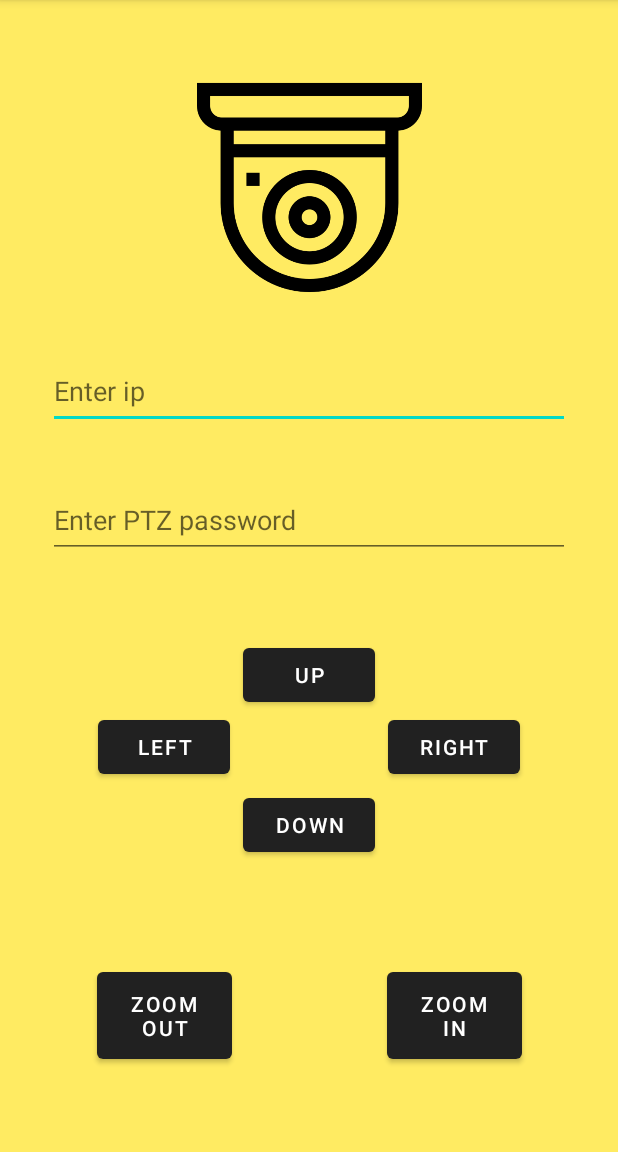
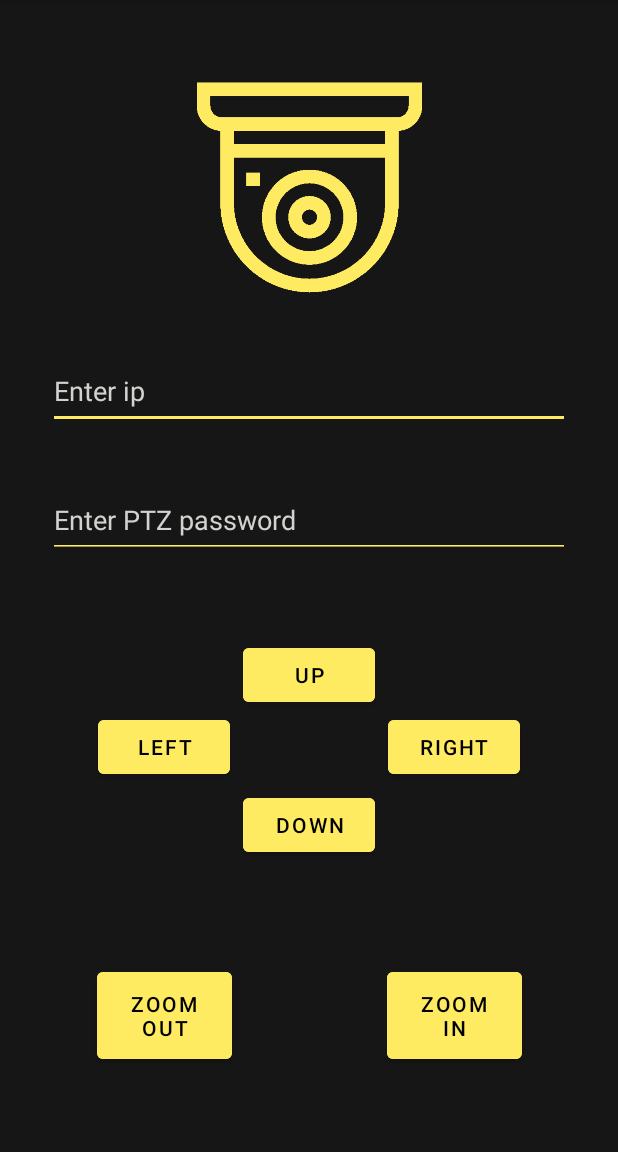
Before and after one commit to jonfpersson/ptz-Axis-joystick, an Android app: the screen it shows after launch (MainActivity), on a phone screen of 412 x 824 dp, the part 84-1236 px from its top. Run offline under Robolectric (Android 15) with nearby library versions, the phone set to English and light mode, and no system bars.

Commit message:
Add new color theme

```diff
--- a/app/src/main/res/layout/activity_main.xml
+++ b/app/src/main/res/layout/activity_main.xml
@@ -9,7 +9,7 @@
     <androidx.constraintlayout.widget.ConstraintLayout
         android:layout_width="match_parent"
         android:layout_height="match_parent"
-        android:background="@color/ic_launcher_background"
+        android:background="@color/darkBlack"
         tools:context=".MainActivity">
 
         <ImageView
@@ -22,7 +22,7 @@
             app:layout_constraintEnd_toEndOf="parent"
             app:layout_constraintStart_toStartOf="parent"
             app:layout_constraintTop_toTopOf="parent"
-            app:srcCompat="@drawable/icon" />
+            app:srcCompat="@drawable/icon_yellow" />
 
         <EditText
             android:id="@+id/ipEditText"
@@ -35,8 +35,11 @@
 
             android:hint="Enter ip"
             android:inputType="textPersonName"
+            android:minHeight="50dp"
 
-            android:minHeight="50dp"
+            android:backgroundTint="@color/ic_launcher_background"
+            android:textColorHint="@color/softGrey"
+            android:textColor="@color/white"
             app:layout_constraintStart_toStartOf="parent"
             app:layout_constraintTop_toBottomOf="@+id/imageView" />
 
@@ -52,7 +55,9 @@
             android:hint="Enter PTZ password"
             android:inputType="textPassword"
             android:minHeight="50dp"
-
+            android:backgroundTint="@color/ic_launcher_background"
+            android:textColorHint="@color/softGrey"
+            android:textColor="@color/white"
             app:layout_constraintEnd_toEndOf="parent"
             app:layout_constraintStart_toStartOf="parent"
             app:layout_constraintTop_toBottomOf="@+id/ipEditText" />
@@ -66,22 +71,12 @@
             android:layout_marginTop="228dp"
             android:onClick="sendPan"
             android:text="Set"
-
+            android:textColor="@color/black"
+            android:backgroundTint="@color/ic_launcher_background"
             app:layout_constraintStart_toEndOf="@+id/absPan"
             app:layout_constraintTop_toBottomOf="@+id/btnDown" />
 
-        <EditText
-            android:id="@+id/absTilt"
-            android:layout_width="wrap_content"
-            android:layout_height="wrap_content"
-            android:layout_marginStart="16dp"
-            android:layout_marginTop="32dp"
-            android:ems="10"
-            android:hint="Enter absolute tilt"
-            android:inputType="textPersonName"
-            android:minHeight="48dp"
-            app:layout_constraintStart_toStartOf="parent"
-            app:layout_constraintTop_toBottomOf="@+id/absPan" />
+
 
         <Button
             android:id="@+id/setTilt"
@@ -90,8 +85,9 @@
             android:layout_marginStart="32dp"
             android:layout_marginTop="32dp"
             android:onClick="sendTilt"
-
+            android:backgroundTint="@color/ic_launcher_background"
             android:text="Set"
+            android:textColor="@color/black"
             app:layout_constraintStart_toEndOf="@+id/absTilt"
             app:layout_constraintTop_toBottomOf="@+id/setPan" />
 
@@ -103,6 +99,8 @@
             android:layout_marginTop="32dp"
             android:onClick="sendCustom"
             android:text="Set"
+            android:textColor="@color/black"
+            android:backgroundTint="@color/ic_launcher_background"
             app:layout_constraintStart_toEndOf="@+id/customCGI"
             app:layout_constraintTop_toBottomOf="@+id/setTilt" />
 
@@ -114,10 +112,29 @@
             android:layout_marginTop="32dp"
             android:ems="10"
             android:hint="E.g zoom=500"
+            android:backgroundTint="@color/ic_launcher_background"
+            android:textColorHint="@color/softGrey"
+            android:textColor="@color/white"
             android:inputType="textPersonName"
             android:minHeight="48dp"
             app:layout_constraintStart_toStartOf="parent"
             app:layout_constraintTop_toBottomOf="@+id/absTilt" />
+
+        <EditText
+            android:id="@+id/absTilt"
+            android:layout_width="wrap_content"
+            android:layout_height="wrap_content"
+            android:layout_marginStart="16dp"
+            android:layout_marginTop="32dp"
+            android:ems="10"
+            android:backgroundTint="@color/ic_launcher_background"
+            android:textColorHint="@color/softGrey"
+            android:textColor="@color/white"
+            android:hint="Enter absolute tilt"
+            android:inputType="textPersonName"
+            android:minHeight="48dp"
+            app:layout_constraintStart_toStartOf="parent"
+            app:layout_constraintTop_toBottomOf="@+id/absPan" />
 
         <EditText
             android:id="@+id/absPan"
@@ -127,6 +144,9 @@
             android:layout_marginTop="276dp"
             android:ems="10"
             android:hint="Enter absolute pan"
+            android:backgroundTint="@color/ic_launcher_background"
+            android:textColorHint="@color/softGrey"
+            android:textColor="@color/white"
             android:inputType="textPersonName"
             android:minHeight="48dp"
             app:layout_constraintStart_toStartOf="parent"
@@ -140,7 +160,8 @@
             android:layout_marginStart="65dp"
             android:onClick="sendLeft"
             android:text="Left"
-
+            android:textColor="@color/black"
+            android:backgroundTint="@color/ic_launcher_background"
             app:layout_constraintStart_toStartOf="parent"
             app:layout_constraintTop_toBottomOf="@+id/btnUp" />
 
@@ -151,9 +172,12 @@
             android:layout_marginTop="140dp"
             android:onClick="sendUp"
             android:text="Up"
+            android:textColor="@color/black"
+            android:backgroundTint="@color/ic_launcher_background"
             app:layout_constraintEnd_toEndOf="@+id/btnDown"
             app:layout_constraintStart_toStartOf="@+id/btnDown"
             app:layout_constraintTop_toBottomOf="@+id/ipEditText"
+
 
             />
 
@@ -164,9 +188,9 @@
 
             android:layout_marginEnd="65dp"
             android:onClick="sendRight"
-
+            android:textColor="@color/black"
             android:text="Right"
-
+            android:backgroundTint="@color/ic_launcher_background"
             app:layout_constraintEnd_toEndOf="parent"
             app:layout_constraintTop_toBottomOf="@+id/btnUp" />
 
@@ -175,9 +199,9 @@
             android:layout_width="wrap_content"
             android:layout_height="wrap_content"
             android:layout_marginTop="52dp"
-
+            android:textColor="@color/black"
             android:onClick="sendDown"
-
+            android:backgroundTint="@color/ic_launcher_background"
             android:text="Down"
             app:layout_constraintEnd_toEndOf="parent"
             app:layout_constraintStart_toStartOf="parent"
@@ -188,11 +212,11 @@
             android:id="@+id/btnZoomIn"
             android:layout_width="90dp"
             android:layout_height="70dp"
-
+            android:textColor="@color/black"
             android:layout_marginEnd="65dp"
             android:onClick="zoomIn"
             android:text="Zoom in"
-
+            android:backgroundTint="@color/ic_launcher_background"
             app:layout_constraintEnd_toEndOf="parent"
             app:layout_constraintStart_toStartOf="@+id/btnRight"
             app:layout_constraintTop_toTopOf="@+id/btnZoomOut" />
@@ -201,13 +225,13 @@
             android:id="@+id/btnZoomOut"
             android:layout_width="90dp"
             android:layout_height="70dp"
-
+            android:textColor="@color/black"
             android:layout_marginStart="65dp"
             android:layout_marginTop="68dp"
             android:onClick="zoomOut"
             android:text="Zoom out"
 
-
+            android:backgroundTint="@color/ic_launcher_background"
             app:layout_constraintEnd_toEndOf="@+id/btnLeft"
             app:layout_constraintStart_toStartOf="parent"
             app:layout_constraintTop_toBottomOf="@+id/btnDown" />
--- a/app/src/main/res/values/layout_spacing.xml
+++ b/app/src/main/res/values/layout_spacing.xml
@@ -1,7 +1,7 @@
 <?xml version="1.0" encoding="utf-8"?>
 <resources>
     <dimen name="cardSpacingVertical">30dp</dimen>
-    <dimen name="cardSpacingHorizontal">15dp</dimen>
+    <dimen name="cardSpacingHorizontal">30dp</dimen>
     <dimen name="textSize">20sp</dimen>
     <dimen name="textHeaderSize">25sp</dimen>
 
```
Also changed, not shown: app/src/main/res/layout/activity_main_card.xml (+9 -10 lines), app/src/main/res/drawable/icon_yellow.png (added).
